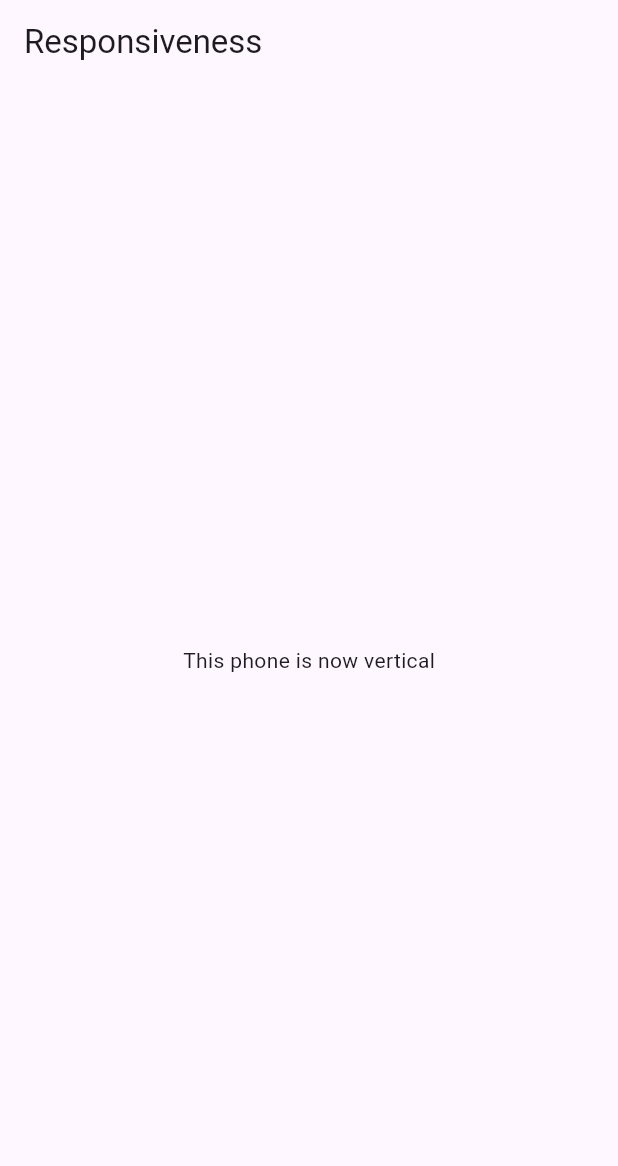
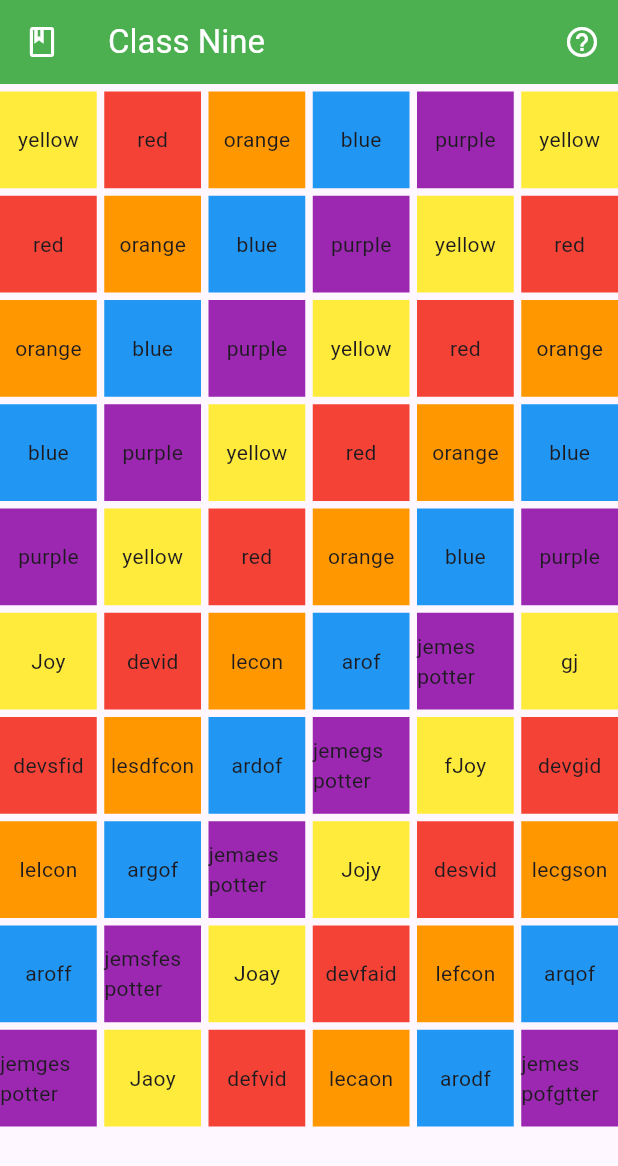
Before and after one commit to m-mhe/flutter_practice, a Flutter app: the screen it shows after launch, on a phone screen of 412 x 824 dp. Shown: the top 1166 px of the screen. Run offline on Flutter 3.47's test engine with Material 3 defaults, Android fonts, the light colour scheme and no system bars.

```diff
--- a/lib/main.dart
+++ b/lib/main.dart
@@ -1,6 +1,6 @@
-//Media query, wrap, layout builder, orientation builder.
+//Aspect ratio() || Flexible() || Expanded() || FractionallySizedBox() - This are all widgets (In flutter a framework class is called widget).
 
-//Import section
+//Import section:
 import 'package:flutter/material.dart';
 
 void main() {
@@ -12,183 +12,222 @@ class MyApp extends StatelessWidget {
 
   @override
   Widget build(BuildContext context) {
-    return const MaterialApp(
-      title: 'Responsive',
-      home: Home(),
+    // TODO: implement build
+    return MaterialApp(
+      title: "Class Nine",
+      home: StartPage(),
+      theme: ThemeData(
+          appBarTheme: AppBarTheme(
+            backgroundColor: Colors.green,
+            foregroundColor: Colors.white,
+          ),
+          inputDecorationTheme: InputDecorationTheme(
+              enabledBorder: OutlineInputBorder(
+                  borderSide: BorderSide(color: Colors.green, width: 1.5)))),
     );
   }
 }
 
-class Home extends StatelessWidget {
-  const Home({super.key});
+class StartPage extends StatelessWidget {
+  //Variables
+  final dialogShow = TextEditingController();
+  final String dialogMessage =
+      "This is a practice app. It contain practice code for: Aspect ratio() || Flexible() || Expanded() || FractionallySizedBox() - This are all widgets (In flutter a framework class is called widget).";
+  Map<String, String> itemName = {
+    'Joy': 'yellow',
+    'devid': 'red',
+    'lecon': 'orange',
+    'arof': 'blue',
+    'jemes potter': 'purple',
+    'gj': 'yellow',
+    'devsfid': 'red',
+    'lesdfcon': 'orange',
+    'ardof': 'blue',
+    'jemegs potter': 'purple',
+    'fJoy': 'yellow',
+    'devgid': 'red',
+    'lelcon': 'orange',
+    'argof': 'blue',
+    'jemaes potter': 'purple',
+    'Jojy': 'yellow',
+    'desvid': 'red',
+    'lecgson': 'orange',
+    'aroff': 'blue',
+    'jemsfes potter': 'purple',
+    'Joay': 'yellow',
+    'devfaid': 'red',
+    'lefcon': 'orange',
+    'arqof': 'blue',
+    'jemges potter': 'purple',
+    'Jaoy': 'yellow',
+    'defvid': 'red',
+    'lecaon': 'orange',
+    'arodf': 'blue',
+    'jemes pofgtter': 'purple',
+  };
+
+  StartPage({super.key});
 
   @override
   Widget build(BuildContext context) {
+    // TODO: implement build
     return Scaffold(
-      appBar: AppBar(title: const Text("Responsiveness")),
-      body: //With OrientationBuilder() we can also change our UI based on screen orientation:
-          OrientationBuilder(
-        builder: (context, orient) {
-          if (orient == Orientation.landscape) {
-            return Container(
-              height: double.infinity,
-              width: double.infinity,
-              color: Colors.black,
-              child: const Center(
-                child: Text(
-                  "This phone is now horizontal",
-                  style: TextStyle(color: Colors.white),
-                ),
-              ),
-            );
-          } else {
-            return const Center(
-              child: Text("This phone is now vertical"),
-            );
-          }
-        },
+      appBar: AppBar(
+        leading: Icon(Icons.class_outlined),
+        title: Text("Class Nine"),
+        actions: [
+          IconButton(
+              onPressed: () {
+                dialogShow.text = dialogMessage;
+                showDialog(
+                    context: context,
+                    builder: (context) {
+                      return AlertDialog(
+                        title: Text("What is this about?"),
+                        content: TextField(
+                          controller: dialogShow,
+                          readOnly: true,
+                          maxLines: 8,
+                          //decoration: InputDecoration(),
+                        ),
+                      );
+                    });
+              },
+              icon: Icon(Icons.help_outline))
+        ],
+      ),
+      body: Column(
+        children: [
+          SizedBox(
+            height: 5,
+          ),
+          GridView.builder(
+            shrinkWrap: true,
+            gridDelegate: const SliverGridDelegateWithFixedCrossAxisCount(
+              crossAxisCount: 6,
+              childAspectRatio: 1,
+              mainAxisSpacing: 5,
+              crossAxisSpacing: 5,
+            ),
+            itemCount: itemName.length,
+            itemBuilder: (context, i) {
+              switch (itemName.values.toList()[i]) {
+                case 'yellow':
+                  {
+                    return Container(
+                      alignment: Alignment.center,
+                      color: Colors.yellow,
+                      child: Text(itemName.values.toList()[i]),
+                    );
+                  }
+                case 'red':
+                  {
+                    return Container(
+                      alignment: Alignment.center,
+                      color: Colors.red,
+                      child: Text(itemName.values.toList()[i]),
+                    );
+                  }
+                case 'orange':
+                  {
+                    return Container(
+                      alignment: Alignment.center,
+                      color: Colors.orange,
+                      child: Text(itemName.values.toList()[i]),
+                    );
+                  }
+                case 'blue':
+                  {
+                    return Container(
+                      alignment: Alignment.center,
+                      color: Colors.blue,
+                      child: Text(itemName.values.toList()[i]),
+                    );
+                  }
+                case 'purple':
+                  {
+                    return Container(
+                      alignment: Alignment.center,
+                      color: Colors.purple,
+                      child: Text(itemName.values.toList()[i]),
+                    );
+                  }
+                default:
+                  {
+                    return Text(
+                      "error",
+                      textAlign: TextAlign.center,
+                    );
+                  }
+              }
+            },
+          ),
+          SizedBox(
+            height: 5,
+          ),
+          GridView.builder(
+            shrinkWrap: true,
+            gridDelegate: const SliverGridDelegateWithFixedCrossAxisCount(
+              crossAxisCount: 6,
+              childAspectRatio: 1,
+              mainAxisSpacing: 5,
+              crossAxisSpacing: 5,
+            ),
+            itemCount: itemName.length,
+            itemBuilder: (context, i) {
+              switch (itemName.values.toList()[i]) {
+                case 'yellow':
+                  {
+                    return Container(
+                      alignment: Alignment.center,
+                      color: Colors.yellow,
+                      child: Text(itemName.keys.toList()[i]),
+                    );
+                  }
+                case 'red':
+                  {
+                    return Container(
+                      alignment: Alignment.center,
+                      color: Colors.red,
+                      child: Text(itemName.keys.toList()[i]),
+                    );
+                  }
+                case 'orange':
+                  {
+                    return Container(
+                      alignment: Alignment.center,
+                      color: Colors.orange,
+                      child: Text(itemName.keys.toList()[i]),
+                    );
+                  }
+                case 'blue':
+                  {
+                    return Container(
+                      alignment: Alignment.center,
+                      color: Colors.blue,
+                      child: Text(itemName.keys.toList()[i]),
+                    );
+                  }
+                case 'purple':
+                  {
+                    return Container(
+                      alignment: Alignment.center,
+                      color: Colors.purple,
+                      child: Text(itemName.keys.toList()[i]),
+                    );
+                  }
+                default:
+                  {
+                    return Text(
+                      "error",
+                      textAlign: TextAlign.center,
+                    );
+                  }
+              }
+            },
+          ),
+        ],
       ),
     );
   }
 }
-//This part is about media query:
-/*Center(
-        child: Column(
-          mainAxisAlignment: MainAxisAlignment.center,
-          children: [
-            Text("This is ${MediaQuery.of(context).size}"),
-            Text("This is height - ${MediaQuery.of(context).size.height}"),
-            Text(
-                "This is aspectRatio - ${MediaQuery.of(context).size.aspectRatio}"),
-            Text(
-                "This is width - ${MediaQuery.of(context).size.width.toString()}"),
-            Text("This is reverse ${MediaQuery.of(context).size.flipped}"),
-            Text(
-                "Is size finite - ${MediaQuery.of(context).size.isFinite.toString()}"),
-            Text(
-                "The longest size is - ${MediaQuery.of(context).size.shortestSide.toString()}")
-          ],
-        ),
-        //Or we can write like this
-        child: Column(
-          mainAxisAlignment: MainAxisAlignment.center,
-          children: [
-            Text("${MediaQuery.orientationOf(context)}"),
-            Text("${MediaQuery.devicePixelRatioOf(context)}"),
-            Text("${MediaQuery.displayFeaturesOf(context)}"),
-            Text("This is ${MediaQuery.sizeOf(context)}")
-          ],
-        ),
-        //Wrap is almost same as Row. The key different is - if content overflow by some pixels {for using the Row() widget}, then wrap will go to the next line.
-        child: Wrap(
-          alignment: WrapAlignment.center,
-          children: [
-            Text("${MediaQuery.orientationOf(context)}"),
-            Text("${MediaQuery.devicePixelRatioOf(context)}"),
-            Text("${MediaQuery.displayFeaturesOf(context)}"),
-            Text("This is ${MediaQuery.sizeOf(context)}")
-          ],
-        ),
-      ),
-      //With LayoutBuilder() we can change UI based on our screen size:
-      LayoutBuilder(builder: (BuildContext context, BoxConstraints constraints) {
-        if (constraints.maxWidth < 460) {
-          return Container(
-            height: double.infinity,
-            width: double.infinity,
-            color: Colors.red,
-          );
-        }
-        else if(constraints.maxWidth < 560){
-          return Container(
-            height: double.infinity,
-            width: double.infinity,
-            color: Colors.green,
-          );
-        }else if(constraints.maxWidth < 660){
-          return Container(
-            height: double.infinity,
-            width: double.infinity,
-            color: Colors.yellow,
-          );
-        }else if(constraints.maxWidth < 760){
-          return Container(
-            height: double.infinity,
-            width: double.infinity,
-            color: Colors.red,
-          );
-        }
-        else if(constraints.maxWidth < 860){
-          return Container(
-            height: double.infinity,
-            width: double.infinity,
-            color: Colors.green,
-          );
-        }
-        else if(constraints.maxWidth < 960){
-          return Container(
-            height: double.infinity,
-            width: double.infinity,
-            color: Colors.yellow,
-          );
-        }
-        else if(constraints.maxWidth < 1060){
-          return Container(
-            height: double.infinity,
-            width: double.infinity,
-            color: Colors.red,
-          );
-        }
-        else if(constraints.maxWidth < 1160){
-          return Container(
-            height: double.infinity,
-            width: double.infinity,
-            color: Colors.green,
-          );
-        }else if(constraints.maxWidth < 1260){
-          return Container(
-            height: double.infinity,
-            width: double.infinity,
-            color: Colors.yellow,
-          );
-        }else if(constraints.maxWidth < 1360){
-          return Container(
-            height: double.infinity,
-            width: double.infinity,
-            color: Colors.red,
-          );
-        }else if(constraints.maxWidth < 1460){
-          return Container(
-            height: double.infinity,
-            width: double.infinity,
-            color: Colors.green,
-          );
-        }else if(constraints.maxWidth < 1560){
-          return Container(
-            height: double.infinity,
-            width: double.infinity,
-            color: Colors.yellow,
-          );
-        }else if(constraints.maxWidth < 1660){
-          return Container(
-            height: double.infinity,
-            width: double.infinity,
-            color: Colors.red,
-          );
-        }else if(constraints.maxWidth < 1760){
-          return Container(
-            height: double.infinity,
-            width: double.infinity,
-            color: Colors.green,
-          );
-        }
-        else{
-          return Container(
-            height: double.infinity,
-            width: double.infinity,
-            color: Colors.yellow,
-          );
-        }
-      },
-
-      )*/
```
